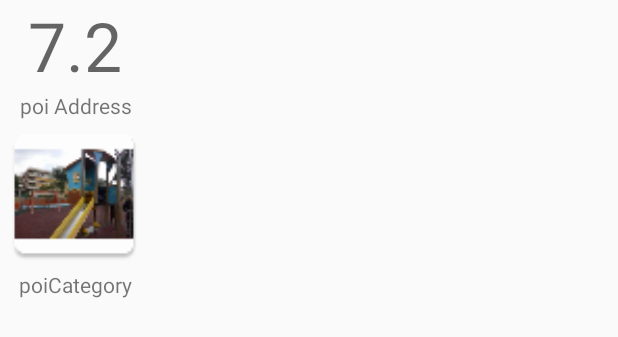
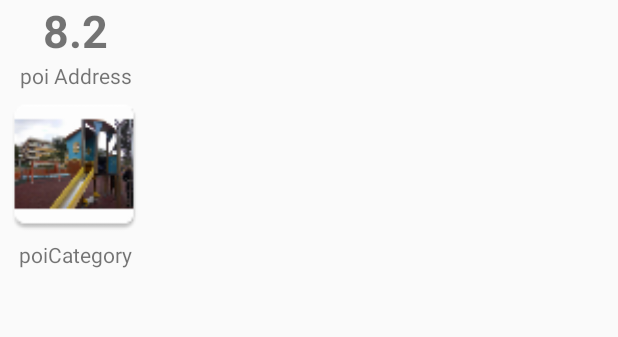
Before and after one commit to kdoul06/WhiteRabbit, an Android app: the layout poi_0_info_short.xml on its own in the app's theme, with its tools: preview values and no code run, on a phone screen of 412 x 824 dp. Shown: the top 337 px of the screen. Run offline under Robolectric (Android 15) with nearby library versions, the phone set to English and light mode, and no system bars.

Commit message:
tool bar addition

```diff
--- a/app/src/main/java/com/ergasia/omada5/WhiteRabbit/activities/MapsActivity.java
+++ b/app/src/main/java/com/ergasia/omada5/WhiteRabbit/activities/MapsActivity.java
@@ -23,6 +23,7 @@ import android.widget.TextView;
 
 import com.ergasia.omada5.WhiteRabbit.R;
 import com.ergasia.omada5.WhiteRabbit.entities.Poi;
+import com.ergasia.omada5.WhiteRabbit.services.GeoService;
 import com.google.android.gms.common.ConnectionResult;
 import com.google.android.gms.common.api.GoogleApiClient;
 import com.google.android.gms.location.LocationServices;
@@ -44,7 +45,6 @@ import com.google.firebase.database.FirebaseDatabase;
 import java.io.IOException;
 import java.util.HashMap;
 import java.util.Map;
-import java.util.Random;
 
 //public class MapsActivity extends FragmentActivity implements OnMapReadyCallback, GoogleApiClient.ConnectionCallbacks, GoogleApiClient.OnConnectionFailedListener {
 public class MapsActivity extends AppCompatActivity implements OnMapReadyCallback, GoogleApiClient.ConnectionCallbacks, GoogleApiClient.OnConnectionFailedListener {
@@ -172,16 +172,26 @@ public class MapsActivity extends AppCompatActivity implements OnMapReadyCallbac
                    // return createView(R.layout.poi_0_info_short, getApplicationContext(), 2232);
                 View v = getLayoutInflater().inflate(R.layout.poi_0_info_short, null);
 
+                TextView address = (TextView) v.findViewById(R.id.poiAddr);
                 TextView category = (TextView) v.findViewById(R.id.poiCategoryTxt);
                 ImageView image  = (ImageView) v.findViewById(R.id.poiImage);
+                //TextView score = (TextView) v.findViewById(R.id.poiAvgScoreShort);
 
-//                RatingBar rating = (RatingBar)  v.findViewById(R.id.poiRating);
+
+//               RatingBar rating = (RatingBar)  v.findViewById(R.id.poiRating);
                 Poi poi = (Poi) marker.getTag();
+                address.setText(GeoService.getAddress(getApplicationContext(), poi.lat, poi.lon)) ;
                 category.setText(poi.category);
+                //Random rScore = new Random();
+                //DecimalFormat df = new DecimalFormat("#.#");
+                //Log.v(TAG,"Average Score :" + String.format("%.1g%n", df.format(rScore.nextDouble()*10)).toString());
+                //score.setText(String.format("%.1g%n", df.format(rScore.nextDouble()*10)).toString());
+                //                score.setText( v1.toString());
 
-                image.setImageResource(R.mipmap.playground);
+//                image.setImageResource(R.mipmap.playground);  -- ebala sto layout thn eikona
 
-                Random r = new Random();
+
+//                Random r = new Random();
 //                rating.setNumStars(10);
 //                rating.setRating(r.nextFloat()*10);
 //                rating.setStepSize(1f);
--- a/app/src/main/res/layout/poi_0_info_short.xml
+++ b/app/src/main/res/layout/poi_0_info_short.xml
@@ -7,12 +7,14 @@
     android:id="@+id/my_info">
 
     <TextView
-        android:text="7.2"
         android:layout_width="match_parent"
         android:layout_height="wrap_content"
-        android:id="@+id/poiAvgScore"
-        android:textAppearance="@style/TextAppearance.AppCompat.Display2"
-        android:textAlignment="center" />
+        android:ems="10"
+        android:id="@+id/poiAvgScoreShort"
+        android:text="8.2"
+        android:gravity="center_vertical|center_horizontal"
+        android:textSize="30sp"
+        android:textStyle="bold" />
 
     <TextView
         android:text="poi Address"
```
